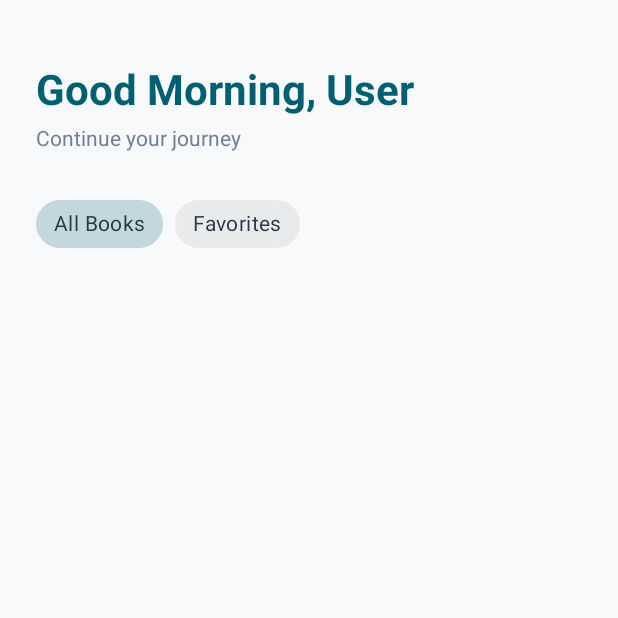
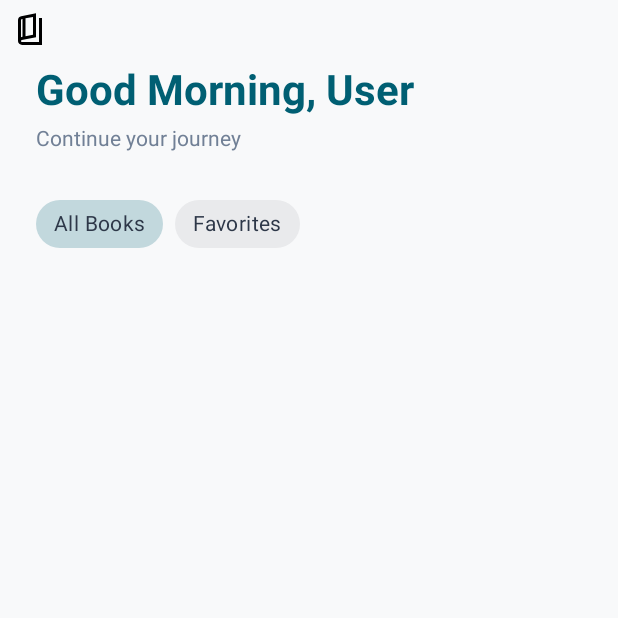
Before and after one commit to danielJaya958/SereneRead, an Android app: the HomeFragment screen opened through its navigation route, on a phone screen of 412 x 824 dp, the top half of it. Run offline under Robolectric (Android 15) with nearby library versions, the phone set to English and light mode, and no system bars; our stand-ins replace Dagger/Hilt's generated code, Room's generated code; network calls fail; pictures from the network do not load.

Commit message:
Log Out and Book Progress Update

```diff
--- a/app/src/main/java/com/example/sereneread/MainActivity.kt
+++ b/app/src/main/java/com/example/sereneread/MainActivity.kt
@@ -2,19 +2,52 @@ package com.example.sereneread
 
 import android.app.Application
 import android.os.Bundle
+import android.widget.Toast
 import androidx.activity.enableEdgeToEdge
 import androidx.appcompat.app.AppCompatActivity
 import androidx.core.view.ViewCompat
 import androidx.core.view.WindowInsetsCompat
+import androidx.lifecycle.lifecycleScope
+import com.example.sereneread.data.remote.network.TokenManager
 import dagger.hilt.android.AndroidEntryPoint
 import dagger.hilt.android.HiltAndroidApp
+import javax.inject.Inject
+import kotlinx.coroutines.launch
+import androidx.navigation.NavOptions
+import androidx.navigation.fragment.NavHostFragment
 
 @AndroidEntryPoint
 class MainActivity : AppCompatActivity() {
+    @Inject
+    lateinit var tokenManager: TokenManager
+
     override fun onCreate(savedInstanceState: Bundle?) {
         super.onCreate(savedInstanceState)
         enableEdgeToEdge()
         setContentView(R.layout.activity_main)
+
+        lifecycleScope.launch {
+            tokenManager.sessionExpiredEvent.collect {
+                // Cari NavController utama aplikasi
+                val navHostFragment = supportFragmentManager.findFragmentById(R.id.nav_host_fragment) as NavHostFragment
+                val navController = navHostFragment.navController
+
+                // Cek agar tidak me-refresh jika sudah berada di halaman Login
+                if (navController.currentDestination?.id != R.id.loginFragment) {
+                    runOnUiThread {
+                        Toast.makeText(this@MainActivity, "Sesi habis! Silakan login ulang.", Toast.LENGTH_LONG).show()
+
+                        // Bersihkan seluruh riwayat halaman (agar tidak bisa di-back)
+                        val navOptions = NavOptions.Builder()
+                            .setPopUpTo(R.id.nav_graph, true)
+                               .build()
+
+                        navController.navigate(R.id.loginFragment, null, navOptions)
+                    }
+                }
+            }
+        }
+
         ViewCompat.setOnApplyWindowInsetsListener(findViewById(R.id.main)) { v, insets ->
             val systemBars = insets.getInsets(WindowInsetsCompat.Type.systemBars())
             v.setPadding(systemBars.left, systemBars.top, systemBars.right, systemBars.bottom)
--- a/app/src/main/java/com/example/sereneread/data/remote/SereneReadApi.kt
+++ b/app/src/main/java/com/example/sereneread/data/remote/SereneReadApi.kt
@@ -1,5 +1,6 @@
 package com.example.sereneread.data.remote
 
+import com.example.sereneread.data.remote.dto.ProgressRequest
 import retrofit2.http.Body
 import retrofit2.http.GET
 import retrofit2.http.Multipart
@@ -50,4 +51,10 @@ interface SereneReadApi {
     ): BaseResponse<Any>
 
 
+    @PATCH("books/{id}/progress")
+    suspend fun updateReadingProgress(
+        @Path("id") bookId: Long,
+        @Body request: ProgressRequest
+    ): BaseResponse<Any>
+
 }
--- a/app/src/main/java/com/example/sereneread/data/remote/network/AuthInterceptor.kt
+++ b/app/src/main/java/com/example/sereneread/data/remote/network/AuthInterceptor.kt
@@ -19,6 +19,13 @@ class AuthInterceptor @Inject constructor(
             requestBuilder.addHeader("Authorization", "Bearer $token")
         }
 
-        return chain.proceed(requestBuilder.build())
+        val response = chain.proceed(requestBuilder.build())
+
+        // DETEKSI TOKEN HABIS: Jika server menolak (401), picu alarm!
+        if (response.code == 401) {
+            tokenManager.triggerSessionExpired()
+        }
+
+        return response
     }
 }
--- a/app/src/main/java/com/example/sereneread/domain/repository/BookRepository.kt
+++ b/app/src/main/java/com/example/sereneread/domain/repository/BookRepository.kt
@@ -19,4 +19,6 @@ interface BookRepository {
     suspend fun updateBookProgress(book: Book)
 
     fun uploadBook(title: String, author: String, publishedYear: Int, pdfFile: java.io.File): kotlinx.coroutines.flow.Flow<Resource<Unit>>
+
+    fun saveReadingProgress(bookId: Long, lastReadPage: Int): kotlinx.coroutines.flow.Flow<Resource<Unit>>
 }
--- a/app/src/main/res/layout/fragment_home.xml
+++ b/app/src/main/res/layout/fragment_home.xml
@@ -10,6 +10,14 @@
     <androidx.constraintlayout.widget.ConstraintLayout
         android:layout_width="match_parent"
         android:layout_height="match_parent">
+
+        <ImageView
+        android:id="@+id/btnLogout"
+        android:layout_width="wrap_content"
+        android:layout_height="wrap_content"
+        android:src="@drawable/ic_book_placeholder"
+        android:padding="8dp"
+        android:layout_gravity="end" />
 
         <TextView
             android:id="@+id/tvGreeting"
```
Also changed, not shown: app/src/main/java/com/example/sereneread/data/remote/dto/Request.kt (added, +8 -0 lines), app/src/main/java/com/example/sereneread/data/remote/network/TokenManager.kt (+9 -0 lines), app/src/main/java/com/example/sereneread/data/repository/BookRepositoryImpl.kt (+16 -1 lines), app/src/main/java/com/example/sereneread/presentation/home/HomeFragment.kt (+25 -0 lines), app/src/main/java/com/example/sereneread/presentation/reader/ReaderFragment.kt (+24 -0 lines), app/src/main/java/com/example/sereneread/presentation/reader/ReaderViewModel.kt (+15 -1 lines).
